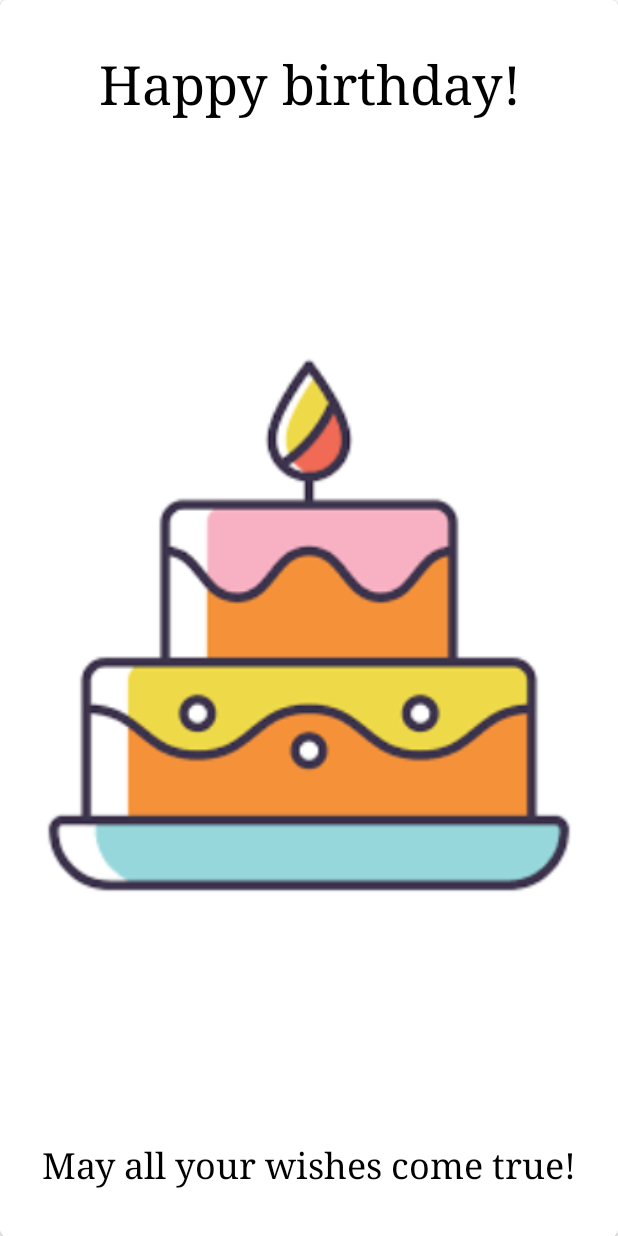
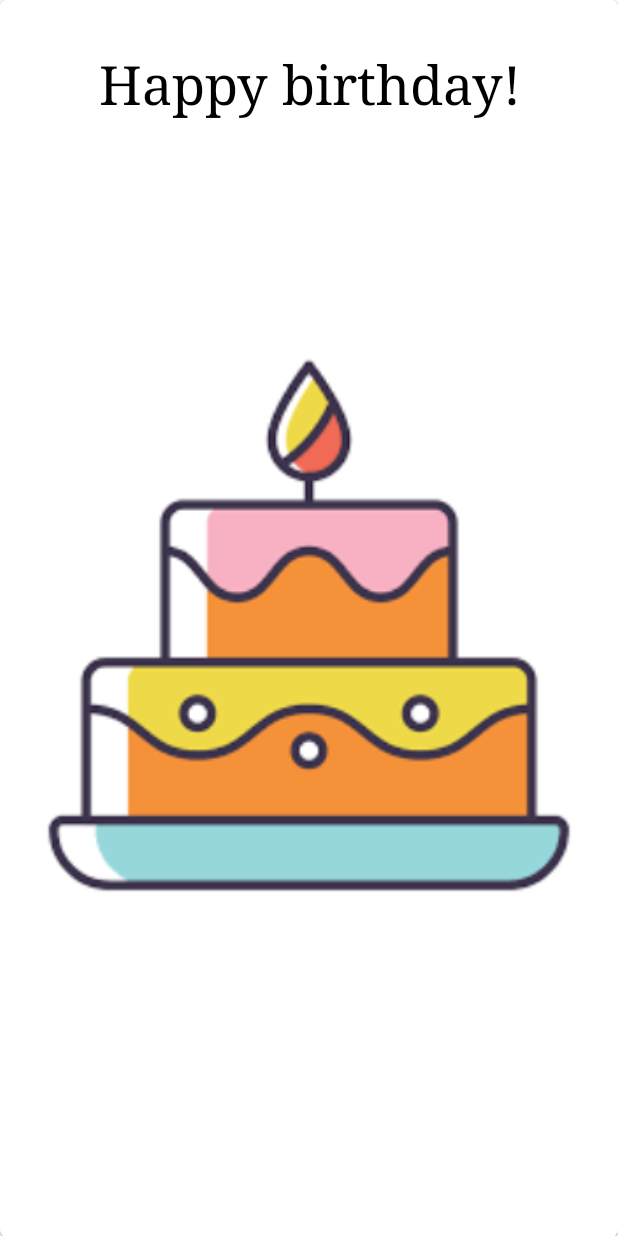
Before and after one commit to AnaDevK/BirthdayCard, an Android app: the layout activity_card.xml on its own in the app's theme, with its tools: preview values and no code run, on a phone screen of 412 x 824 dp. Run offline under Robolectric (Android 15) with nearby library versions, the phone set to English and light mode, and no system bars.

Commit message:
BirthdayCards v7

```diff
--- a/app/src/main/java/com/example/happybirthday/MainActivity.kt
+++ b/app/src/main/java/com/example/happybirthday/MainActivity.kt
@@ -68,10 +68,7 @@ class MainActivity : AppCompatActivity() {
         val bundle = intent.extras
         if (bundle != null) {
             txtTitle.setText(bundle.get(constants.title) as String)
-            val msg = bundle.get(constants.message) as String
-            if(getString(R.string.wishes) != msg) {
-                txtMessage.setText(msg)
-            }
+            txtMessage.setText(bundle.get(constants.message) as String)
             textColor = bundle.get(constants.textColor) as Int
             bgColor = bundle.get(constants.bgColor) as Int
             imageUri = bundle.get(constants.image) as Uri?
--- a/app/src/main/res/layout/activity_card.xml
+++ b/app/src/main/res/layout/activity_card.xml
@@ -56,7 +56,6 @@
             android:layout_marginEnd="8dp"
             android:layout_marginBottom="32dp"
             android:fontFamily="serif"
-            android:text="@string/wishes"
             android:textAlignment="center"
             android:textColor="#000000"
             android:textSize="24sp"
--- a/app/src/main/res/layout/activity_preview.xml
+++ b/app/src/main/res/layout/activity_preview.xml
@@ -48,7 +48,6 @@
         android:layout_marginEnd="8dp"
         android:layout_marginBottom="32dp"
         android:fontFamily="serif"
-        android:text="@string/wishes"
         android:textAlignment="center"
         android:textColor="#000000"
         android:textSize="24sp"
```
Also changed, not shown: 1 other file.
